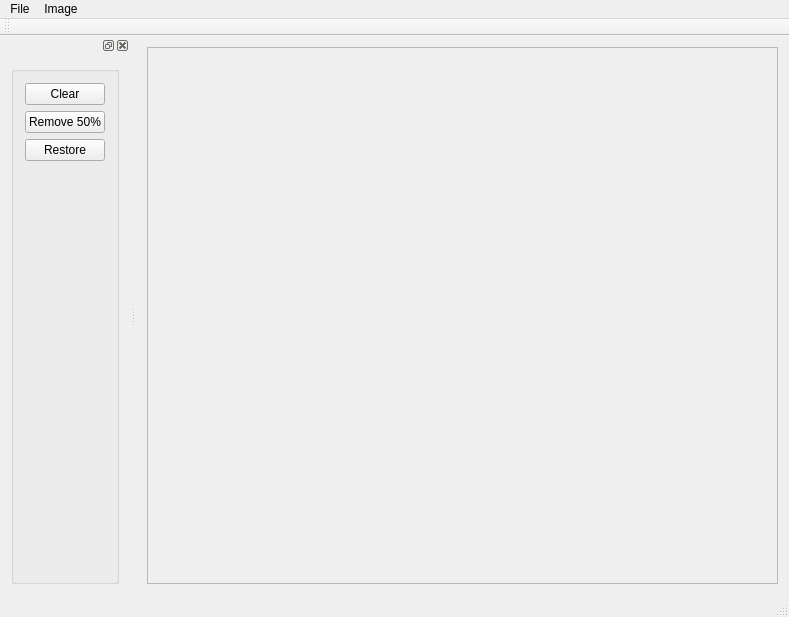
Before: the Qt Designer form src/ImageViewer.ui in IDemandASandwich/ImageRestorerQt, drawn with Qt 5.
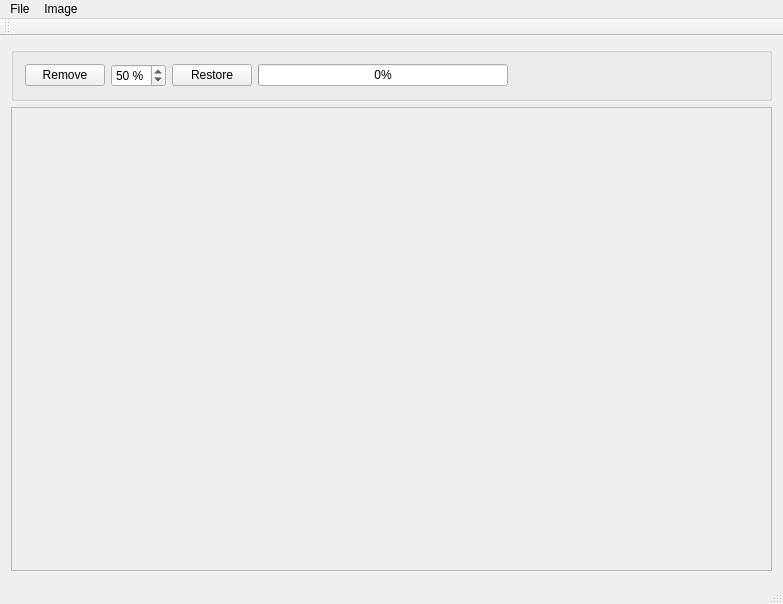
After: the same form once the commit is applied.

The edit to the form file:
```diff
--- a/src/ImageViewer.ui
+++ b/src/ImageViewer.ui
@@ -6,16 +6,102 @@
    <rect>
     <x>0</x>
     <y>0</y>
-    <width>789</width>
-    <height>617</height>
+    <width>783</width>
+    <height>604</height>
    </rect>
   </property>
   <property name="windowTitle">
    <string>ImageViewer</string>
   </property>
   <widget class="QWidget" name="centralWidget">
-   <layout class="QHBoxLayout" name="horizontalLayout">
-    <item>
+   <layout class="QGridLayout" name="gridLayout">
+    <item row="0" column="1">
+     <widget class="QGroupBox" name="groupBox">
+      <property name="sizePolicy">
+       <sizepolicy hsizetype="Preferred" vsizetype="Preferred">
+        <horstretch>100</horstretch>
+        <verstretch>0</verstretch>
+       </sizepolicy>
+      </property>
+      <property name="title">
+       <string/>
+      </property>
+      <layout class="QHBoxLayout" name="horizontalLayout">
+       <item>
+        <widget class="QPushButton" name="pushButtonRemove">
+         <property name="text">
+          <string>Remove</string>
+         </property>
+        </widget>
+       </item>
+       <item>
+        <widget class="QSpinBox" name="spinBoxPercent">
+         <property name="buttonSymbols">
+          <enum>QAbstractSpinBox::UpDownArrows</enum>
+         </property>
+         <property name="accelerated">
+          <bool>true</bool>
+         </property>
+         <property name="showGroupSeparator" stdset="0">
+          <bool>false</bool>
+         </property>
+         <property name="suffix">
+          <string> %</string>
+         </property>
+         <property name="prefix">
+          <string/>
+         </property>
+         <property name="minimum">
+          <number>1</number>
+         </property>
+         <property name="singleStep">
+          <number>1</number>
+         </property>
+         <property name="stepType">
+          <enum>QAbstractSpinBox::DefaultStepType</enum>
+         </property>
+         <property name="value">
+          <number>50</number>
+         </property>
+         <property name="displayIntegerBase">
+          <number>10</number>
+         </property>
+        </widget>
+       </item>
+       <item>
+        <widget class="QPushButton" name="pushButtonRestore">
+         <property name="text">
+          <string>Restore</string>
+         </property>
+        </widget>
+       </item>
+       <item>
+        <widget class="QProgressBar" name="progressBarRestore">
+         <property name="value">
+          <number>0</number>
+         </property>
+         <property name="textVisible">
+          <bool>true</bool>
+         </property>
+        </widget>
+       </item>
+       <item>
+        <spacer name="horizontalSpacer">
+         <property name="orientation">
+          <enum>Qt::Horizontal</enum>
+         </property>
+         <property name="sizeHint" stdset="0">
+          <size>
+           <width>40</width>
+           <height>20</height>
+          </size>
+         </property>
+        </spacer>
+       </item>
+      </layout>
+     </widget>
+    </item>
+    <item row="1" column="1">
      <widget class="QScrollArea" name="scrollArea">
       <property name="sizeAdjustPolicy">
        <enum>QAbstractScrollArea::AdjustIgnored</enum>
@@ -31,8 +117,8 @@
         <rect>
          <x>0</x>
          <y>0</y>
-         <width>648</width>
-         <height>542</height>
+         <width>763</width>
+         <height>479</height>
         </rect>
        </property>
       </widget>
@@ -45,7 +131,7 @@
     <rect>
      <x>0</x>
      <y>0</y>
-     <width>789</width>
+     <width>783</width>
      <height>22</height>
     </rect>
    </property>
@@ -76,74 +162,6 @@
    </attribute>
   </widget>
   <widget class="QStatusBar" name="statusBar"/>
-  <widget class="QDockWidget" name="dockWidget">
-   <attribute name="dockWidgetArea">
-    <number>1</number>
-   </attribute>
-   <widget class="QWidget" name="dockWidgetContents">
-    <layout class="QVBoxLayout" name="verticalLayout_3">
-     <item>
-      <layout class="QVBoxLayout" name="verticalLayout">
-       <item>
-        <widget class="QGroupBox" name="groupBox">
-         <property name="sizePolicy">
-          <sizepolicy hsizetype="Preferred" vsizetype="Preferred">
-           <horstretch>100</horstretch>
-           <verstretch>0</verstretch>
-          </sizepolicy>
-         </property>
-         <property name="title">
-          <string/>
-         </property>
-         <layout class="QVBoxLayout" name="verticalLayout_2">
-          <item>
-           <widget class="QPushButton" name="pushButtonClear">
-            <property name="sizePolicy">
-             <sizepolicy hsizetype="Preferred" vsizetype="Preferred">
-              <horstretch>0</horstretch>
-              <verstretch>0</verstretch>
-             </sizepolicy>
-            </property>
-            <property name="text">
-             <string>Clear</string>
-            </property>
-           </widget>
-          </item>
-          <item>
-           <widget class="QPushButton" name="pushButtonRemove">
-            <property name="text">
-             <string>Remove 50%</string>
-            </property>
-           </widget>
-          </item>
-          <item>
-           <widget class="QPushButton" name="pushButtonRestore">
-            <property name="text">
-             <string>Restore</string>
-            </property>
-           </widget>
-          </item>
-          <item>
-           <spacer name="verticalSpacer">
-            <property name="orientation">
-             <enum>Qt::Vertical</enum>
-            </property>
-            <property name="sizeHint" stdset="0">
-             <size>
-              <width>20</width>
-              <height>40</height>
-             </size>
-            </property>
-           </spacer>
-          </item>
-         </layout>
-        </widget>
-       </item>
-      </layout>
-     </item>
-    </layout>
-   </widget>
-  </widget>
   <action name="actionOpen">
    <property name="text">
     <string>Open</string>
```
Left out of the diff: 1 changed line with no effect on the pictures.
